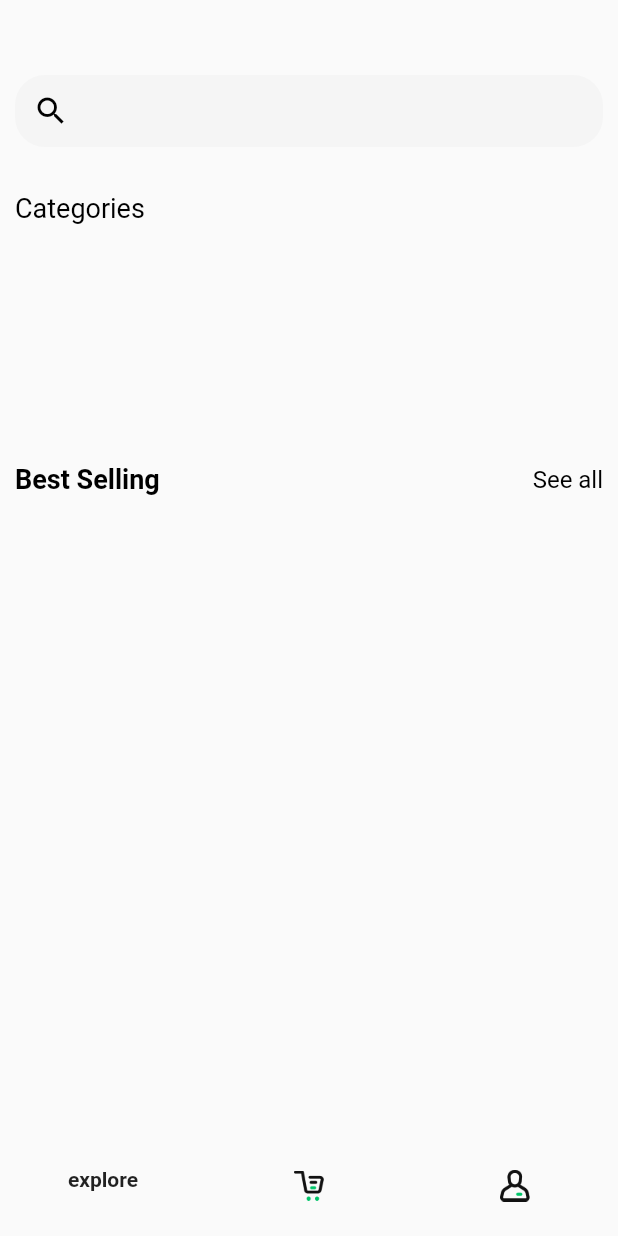
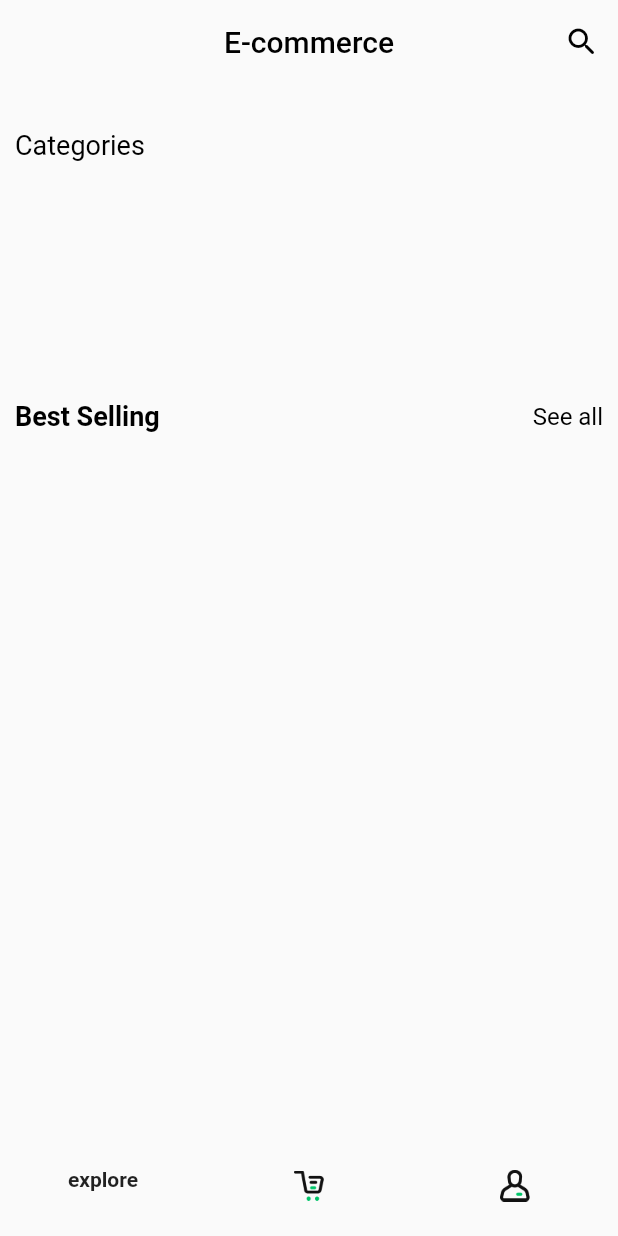
Before and after one commit to MOstafaZaRiaa/smile-store, a Flutter app: the screen it shows once a user with an empty profile is signed in, on a phone screen of 412 x 824 dp. Run offline on Flutter 3.47's test engine with Material 2 defaults, Android fonts, the phone set to English and light mode, and no system bars; our stand-ins replace cloud_firestore, firebase_auth, firebase_core, firebase_storage, flutter_svg, get and 4 more; missing offline and left inert: flutter_facebook_auth; accounts and stored records are empty.

```diff
--- a/lib/core/view_model/checkout_view_model.dart
+++ b/lib/core/view_model/checkout_view_model.dart
@@ -1,3 +1,4 @@
+import 'package:ecommerce_app/core/view_model/cart_view_model.dart';
 import 'package:ecommerce_app/core/view_model/checkout_view_model.dart';
 import 'package:flutter/material.dart';
 
@@ -8,8 +9,6 @@ import 'package:ecommerce_app/helper/enum.dart';
 import 'package:ecommerce_app/view/control_view.dart';
 
 import '../database/cart_database_helper.dart';
-import 'cart_view_model.dart';
-import 'checkout_view_model.dart';
 import 'control_view_model.dart';
 
 class CheckOutViewModel extends GetxController {
@@ -23,9 +22,8 @@ class CheckOutViewModel extends GetxController {
 
   var dbHelper = CartDatabaseHelper.db;
 
-  var controlViewModel = ControlViewModel.controlViewModel;
-
   GlobalKey<FormState> formState = GlobalKey();
+  ControlViewModel controlViewModel = ControlViewModel();
 
   late String street1, street2, city, state, country;
 
@@ -62,7 +60,8 @@ class CheckOutViewModel extends GetxController {
 
   clearCart()async{
     await dbHelper.clearCart();
-    controlViewModel.changeSelectedValue(0);
+    Get.delete<ControlViewModel>();
+    Get.delete<CartViewModel>();
     update();
   }
 }
--- a/lib/core/view_model/control_view_model.dart
+++ b/lib/core/view_model/control_view_model.dart
@@ -7,14 +7,22 @@ import 'package:ecommerce_app/view/cart_screen.dart';
 import 'package:ecommerce_app/view/home_page.dart';
 
 class ControlViewModel extends GetxController {
+
+  ControlViewModel._();
   ControlViewModel(){
-    currentScreen = HomePage();
+
   }
-  ControlViewModel.onStart(){
-    currentScreen = HomePage();
+  static final ControlViewModel cartViewModel = ControlViewModel._();
+  @override
+  void onInit() {
+    _navigatorValue = 0;
+    super.onInit();
   }
-  ControlViewModel._();
-  static final ControlViewModel controlViewModel = ControlViewModel._();
+  @override
+  void dispose() {
+    _navigatorValue = 0;
+    super.dispose();
+  }
 
   int _navigatorValue = 0;
   Widget currentScreen = HomePage();
@@ -27,6 +35,10 @@ class ControlViewModel extends GetxController {
     ProfileScreen(),
   ];
 
+  @override
+  // TODO: implement onDelete
+  InternalFinalCallback<void> get onDelete => super.onDelete;
+
   void changeSelectedValue(int selectedValue) {
     currentScreen = screens[selectedValue];
     update();
--- a/lib/main.dart
+++ b/lib/main.dart
@@ -20,6 +20,7 @@ class MyApp extends StatelessWidget {
   Widget build(BuildContext context) {
     return GetMaterialApp(
       title: 'E-Commerce App',
+      debugShowCheckedModeBanner: false,
       initialBinding: Binding(),
       home: ControlView(),
     );
--- a/lib/view/home_page.dart
+++ b/lib/view/home_page.dart
@@ -1,4 +1,5 @@
 import 'package:ecommerce_app/view/category_screen.dart';
+import 'package:ecommerce_app/view/search_screen.dart';
 import 'package:flutter/material.dart';
 
 import 'package:get/get.dart';
@@ -18,10 +19,20 @@ class HomePage extends StatelessWidget {
     return GetBuilder<HomeViewModel>(
       init: HomeViewModel(),
       builder: (controller) => RefreshIndicator(
+        color: primaryColor,
         onRefresh: () {
           return HomeViewModel().getProducts();
         },
         child: Scaffold(
+          appBar: AppBar(
+            title: const Text('E-commerce',style: TextStyle(color: Colors.black),),
+            backgroundColor: Theme.of(context).scaffoldBackgroundColor,
+            centerTitle: true,
+            elevation: 0,
+            actions: [
+              IconButton(onPressed: (){Get.to(() => const SearchScreen());}, icon: const Icon(Icons.search_rounded,color: Colors.black,))
+            ],
+          ),
           body: controller.isLoading.value
               ? const Center(
                   child: CircularProgressIndicator(),
@@ -35,13 +46,7 @@ class HomePage extends StatelessWidget {
                     ),
                     child: Column(
                       children: [
-                        const SizedBox(
-                          height: 20,
-                        ),
-                        _searchTextFormField(),
-                        const SizedBox(
-                          height: 30,
-                        ),
+                        // _searchTextFormField(),
                         const CustomText(
                           text: 'Categories',
                           color: Colors.black,
@@ -65,7 +70,9 @@ class HomePage extends StatelessWidget {
                             InkWell(
                               onTap: () {
                                 //TODO:see all button
-                                Get.to(()=>BestSellingScreen(products: controller.products,));
+                                Get.to(() => BestSellingScreen(
+                                      products: controller.products,
+                                    ));
                               },
                               child: const CustomText(
                                 text: 'See all',
@@ -95,7 +102,10 @@ class HomePage extends StatelessWidget {
         borderRadius: BorderRadius.circular(20),
       ),
       child: TextFormField(
-        decoration:const InputDecoration(
+        onTap: () {
+          Get.to(() => SearchScreen());
+        },
+        decoration: const InputDecoration(
           prefixIcon: Icon(
             Icons.search_sharp,
             color: Colors.black,
@@ -120,8 +130,10 @@ class HomePage extends StatelessWidget {
             return Column(
               children: [
                 InkWell(
-                  onTap: (){
-                    Get.to(()=>CategoryScreen(title: controller.categories[index].name,));
+                  onTap: () {
+                    Get.to(() => CategoryScreen(
+                          title: controller.categories[index].name,
+                        ));
                   },
                   child: Container(
                     height: 60,
@@ -152,7 +164,7 @@ class HomePage extends StatelessWidget {
 
   Widget _productsListView() {
     return GetBuilder<HomeViewModel>(
-      builder: (controller) =>  SizedBox(
+      builder: (controller) => SizedBox(
         height: 350,
         child: ListView.separated(
           scrollDirection: Axis.horizontal,
@@ -219,3 +231,25 @@ class HomePage extends StatelessWidget {
     );
   }
 }
+
+
+// AppBar(
+// toolbarHeight: 50,
+// centerTitle: true,
+// title: const CustomText(
+// text: "Ecommerce",
+// fontSize: 18.0,
+// color: Colors.black,
+// ),
+// backgroundColor: Theme.of(context).scaffoldBackgroundColor,
+// elevation: 0,
+// actions: [
+// IconButton(
+// onPressed: () {},
+// icon: Icon(
+// Icons.search_sharp,
+// color: Colors.black,
+// ),
+// ),
+// ],
+// )
```
Also changed, not shown: lib/core/view_model/search_screen_view_model.dart (added, +43 -0 lines), lib/view/checkout/checkout_view.dart (+8 -4 lines), lib/view/search_screen.dart (added, +137 -0 lines).
